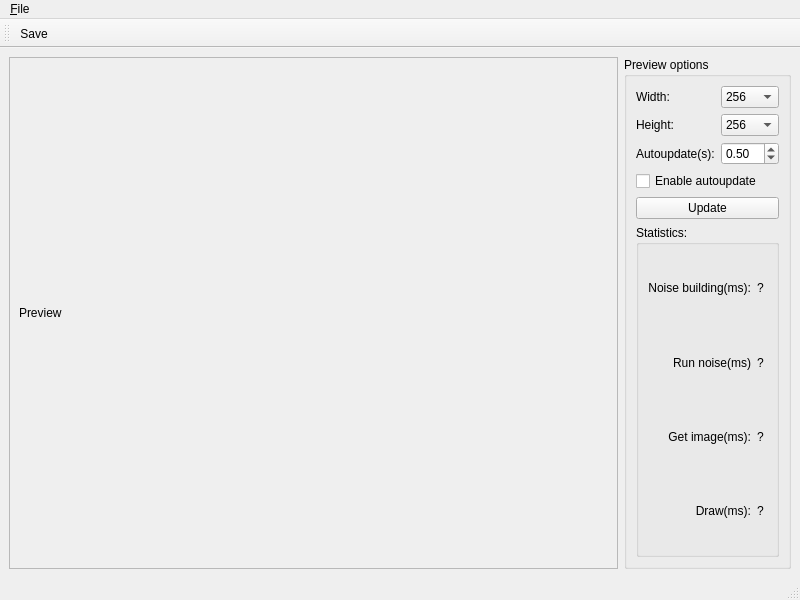
Kvalme/noisetexturegenerator, file NoiseTextureGenerator/PreviewRenderer/previewrenderer.ui: the form before one commit.
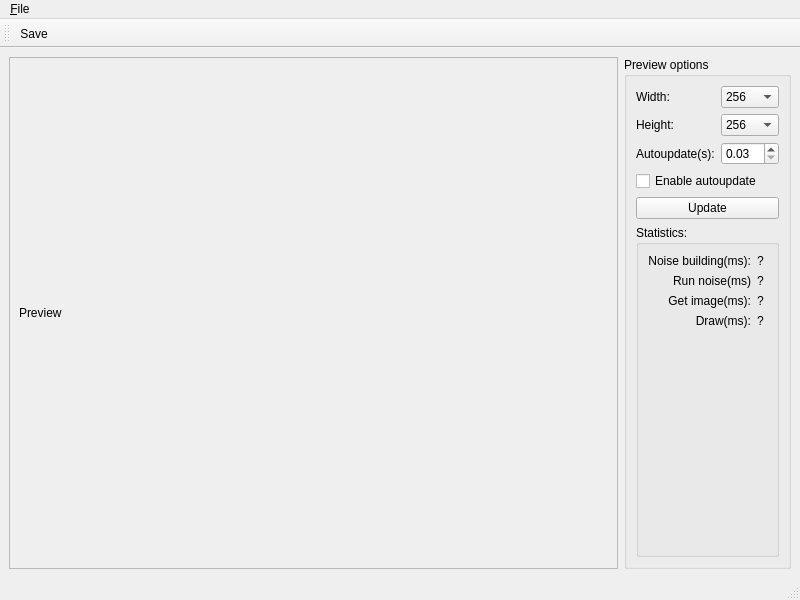
The form after the commit.

```diff
--- a/NoiseTextureGenerator/PreviewRenderer/previewrenderer.ui
+++ b/NoiseTextureGenerator/PreviewRenderer/previewrenderer.ui
@@ -186,7 +186,7 @@
             <double>0.010000000000000</double>
            </property>
            <property name="value">
-            <double>0.500000000000000</double>
+            <double>0.030000000000000</double>
            </property>
           </widget>
          </item>
@@ -298,6 +298,19 @@
             </property>
            </widget>
           </item>
+          <item row="4" column="0">
+           <spacer name="verticalSpacer">
+            <property name="orientation">
+             <enum>Qt::Vertical</enum>
+            </property>
+            <property name="sizeHint" stdset="0">
+             <size>
+              <width>20</width>
+              <height>40</height>
+             </size>
+            </property>
+           </spacer>
+          </item>
          </layout>
         </widget>
        </item>
```
Left out of the diff: 49 changed lines with no effect on the pictures.
